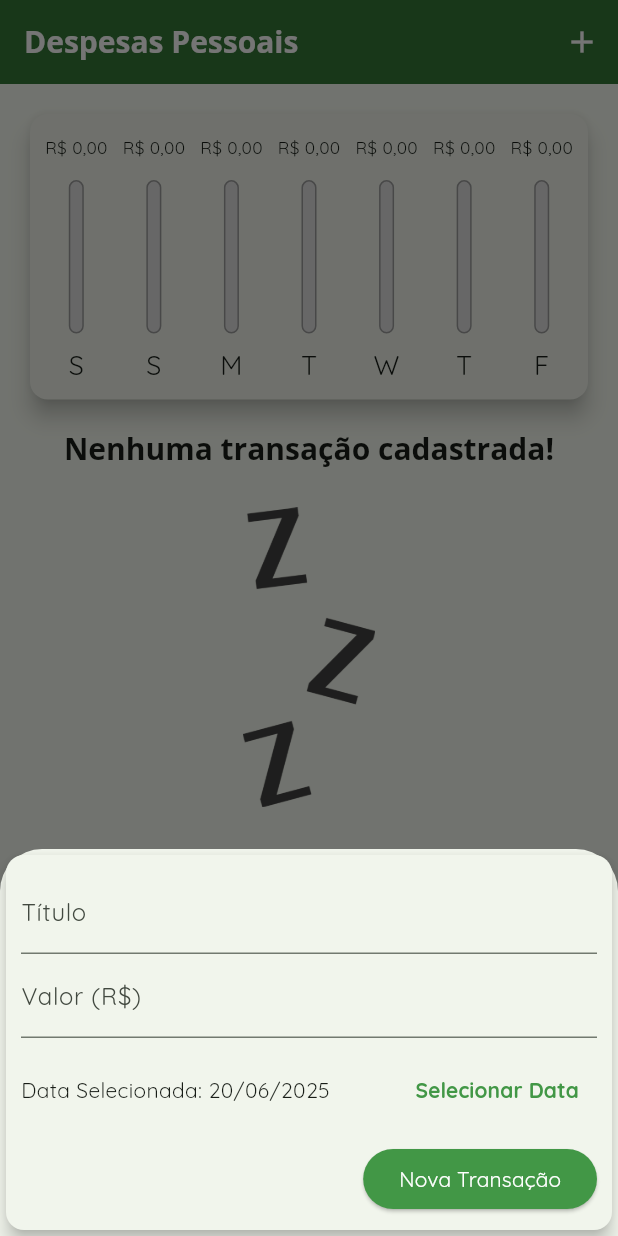
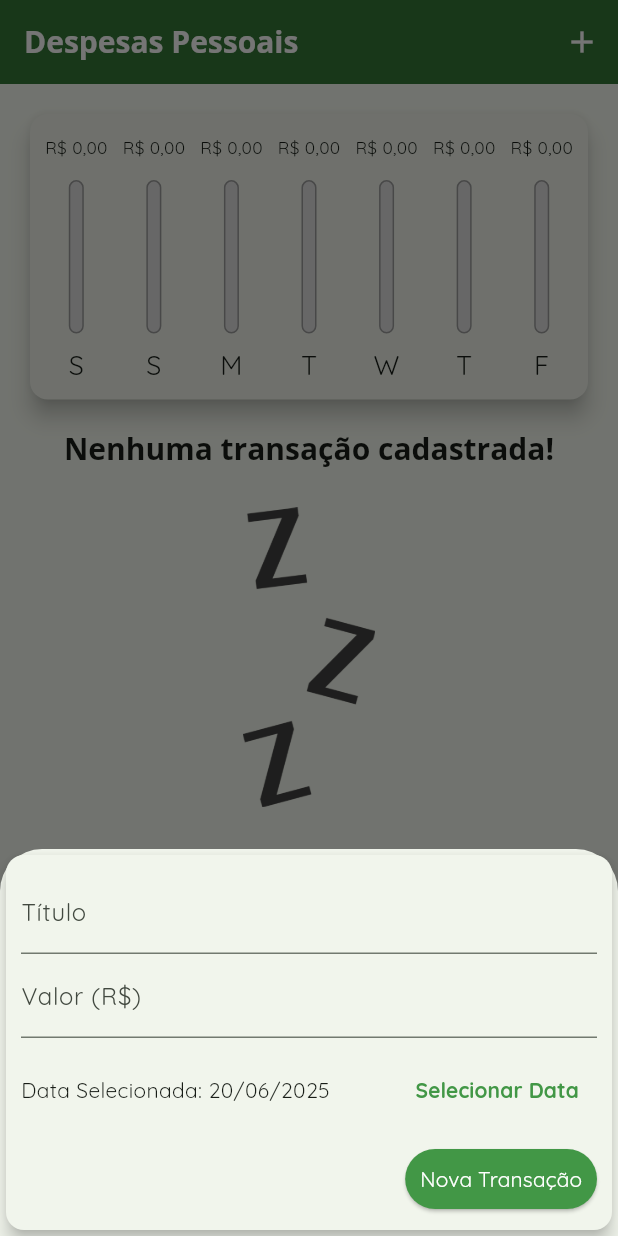
Before and after one commit to vinicius-benevides/flutter-expenses-manager, a Flutter app: the screen it shows after launch, after a tap on the "add" icon, on a phone screen of 412 x 824 dp. Run offline on Flutter 3.47's test engine with Material 3 defaults, Android fonts, the phone set to English and light mode, and no system bars.

Commit message:
feat: create adaptative form components for ios and android

```diff
--- /dev/null
+++ b/lib/components/adaptative/adaptative_button.dart
@@ -0,0 +1,38 @@
+import 'package:flutter/cupertino.dart';
+import 'package:flutter/material.dart';
+
+class AdaptativeButton extends StatelessWidget {
+  const AdaptativeButton({
+    super.key,
+    required this.label,
+    required this.onPressed,
+  });
+
+  final String label;
+  final void Function() onPressed;
+
+  @override
+  Widget build(BuildContext context) {
+    final text = Text(
+      label,
+      textAlign: TextAlign.right,
+      style: TextStyle(color: Theme.of(context).colorScheme.onPrimary),
+    );
+
+    return Theme.of(context).platform == TargetPlatform.iOS
+        ? CupertinoButton(
+            onPressed: onPressed,
+            color: Theme.of(context).primaryColor,
+            padding: const EdgeInsets.symmetric(horizontal: 10, vertical: 5),
+            child: text,
+          )
+        : ElevatedButton(
+            onPressed: onPressed,
+            style: ElevatedButton.styleFrom(
+              backgroundColor: Theme.of(context).colorScheme.primary,
+              padding: const EdgeInsets.symmetric(horizontal: 10, vertical: 5),
+            ),
+            child: text,
+          );
+  }
+}
--- /dev/null
+++ b/lib/components/adaptative/adaptative_date_picker.dart
@@ -0,0 +1,67 @@
+import 'package:flutter/cupertino.dart';
+import 'package:flutter/material.dart';
+import 'package:intl/intl.dart';
+
+class AdaptativeDatePicker extends StatelessWidget {
+  const AdaptativeDatePicker({
+    super.key,
+    this.selectedDate,
+    required this.onDateSelected,
+  });
+
+  final DateTime? selectedDate;
+  final void Function(DateTime) onDateSelected;
+
+  _showDatePicker(BuildContext context) {
+    showDatePicker(
+      context: context,
+      initialDate: DateTime.now(),
+      firstDate: DateTime(2025),
+      lastDate: DateTime.now(),
+    ).then((pickedDate) {
+      if (pickedDate == null) {
+        return;
+      }
+
+      onDateSelected(pickedDate);
+    });
+  }
+
+  @override
+  Widget build(BuildContext context) {
+    return Theme.of(context).platform == TargetPlatform.iOS
+        ? SizedBox(
+            height: 180,
+            child: CupertinoDatePicker(
+              mode: CupertinoDatePickerMode.date,
+              initialDateTime: DateTime.now(),
+              minimumDate: DateTime(2025),
+              maximumDate: DateTime.now(),
+              onDateTimeChanged: onDateSelected,
+            ),
+          )
+        : SizedBox(
+            height: 70,
+            child: Row(
+              mainAxisAlignment: MainAxisAlignment.spaceBetween,
+              children: [
+                Text(
+                  selectedDate == null
+                      ? 'Nenhuma data selecionada!'
+                      : 'Data Selecionada: ${DateFormat('dd/MM/yyyy').format(selectedDate!)}',
+                ),
+                TextButton(
+                  onPressed: () => _showDatePicker(context),
+                  child: Text(
+                    'Selecionar Data',
+                    style: TextStyle(
+                      color: Theme.of(context).colorScheme.primary,
+                      fontWeight: FontWeight.bold,
+                    ),
+                  ),
+                ),
+              ],
+            ),
+          );
+  }
+}
--- /dev/null
+++ b/lib/components/adaptative/adaptative_text_field.dart
@@ -0,0 +1,38 @@
+import 'package:flutter/cupertino.dart';
+import 'package:flutter/material.dart';
+
+class AdaptativeTextField extends StatelessWidget {
+  const AdaptativeTextField({
+    super.key,
+    required this.controller,
+    required this.onSubmitted,
+    this.keyboardType = TextInputType.text,
+    required this.label,
+  });
+
+  final TextEditingController controller;
+  final TextInputType keyboardType;
+  final Function(String) onSubmitted;
+  final String label;
+
+  @override
+  Widget build(BuildContext context) {
+    return Theme.of(context).platform == TargetPlatform.iOS
+        ? Padding(
+            padding: const EdgeInsets.only(bottom: 10),
+            child: CupertinoTextField(
+              controller: controller,
+              onSubmitted: onSubmitted,
+              keyboardType: keyboardType,
+              placeholder: label,
+              padding: const EdgeInsets.symmetric(horizontal: 6, vertical: 12),
+            ),
+          )
+        : TextField(
+            controller: controller,
+            onSubmitted: onSubmitted,
+            keyboardType: keyboardType,
+            decoration: InputDecoration(labelText: label),
+          );
+  }
+}
--- a/lib/components/transaction_form/transaction_form.dart
+++ b/lib/components/transaction_form/transaction_form.dart
@@ -1,5 +1,7 @@
+import 'package:expenses_manager/components/adaptative/adaptative_button.dart';
+import 'package:expenses_manager/components/adaptative/adaptative_date_picker.dart';
+import 'package:expenses_manager/components/adaptative/adaptative_text_field.dart';
 import 'package:flutter/material.dart';
-import 'package:intl/intl.dart';
 
 class TransactionForm extends StatefulWidget {
   const TransactionForm({super.key, required this.onSubmit});
@@ -26,22 +28,6 @@ class _TransactionFormState extends State<TransactionForm> {
     widget.onSubmit(title, value, _selectedDate!);
   }
 
-  _showDatePicker() {
-    showDatePicker(
-      context: context,
-      initialDate: DateTime.now(),
-      firstDate: DateTime(2025),
-      lastDate: DateTime.now(),
-    ).then((pickedDate) {
-      if (pickedDate == null) {
-        return;
-      }
-      setState(() {
-        _selectedDate = pickedDate;
-      });
-    });
-  }
-
   @override
   Widget build(BuildContext context) {
     return SingleChildScrollView(
@@ -56,55 +42,31 @@ class _TransactionFormState extends State<TransactionForm> {
           ),
           child: Column(
             children: [
-              TextField(
-                decoration: InputDecoration(labelText: 'Título'),
+              AdaptativeTextField(
+                label: 'Título',
                 controller: _titleController,
                 onSubmitted: (_) => _submitForm(),
               ),
-              TextField(
-                decoration: InputDecoration(labelText: 'Valor (R\$)'),
+              AdaptativeTextField(
+                label: 'Valor (R\$)',
                 controller: _valueController,
                 keyboardType: TextInputType.numberWithOptions(decimal: true),
                 onSubmitted: (_) => _submitForm(),
               ),
-              SizedBox(
-                height: 70,
-                child: Row(
-                  mainAxisAlignment: MainAxisAlignment.spaceBetween,
-                  children: [
-                    Text(
-                      _selectedDate == null
-                          ? 'Nenhuma data selecionada!'
-                          : 'Data Selecionada: ${DateFormat('dd/MM/yyyy').format(_selectedDate!)}',
-                    ),
-                    TextButton(
-                      onPressed: _showDatePicker,
-                      child: Text(
-                        'Selecionar Data',
-                        style: TextStyle(
-                          color: Theme.of(context).colorScheme.primary,
-                          fontWeight: FontWeight.bold,
-                        ),
-                      ),
-                    ),
-                  ],
-                ),
+              AdaptativeDatePicker(
+                selectedDate: _selectedDate,
+                onDateSelected: (DateTime date) {
+                  setState(() {
+                    _selectedDate = date;
+                  });
+                },
               ),
               Row(
                 mainAxisAlignment: MainAxisAlignment.end,
                 children: [
-                  ElevatedButton(
+                  AdaptativeButton(
                     onPressed: _submitForm,
-                    style: ElevatedButton.styleFrom(
-                      backgroundColor: Theme.of(context).colorScheme.primary,
-                    ),
-                    child: Text(
-                      'Nova Transação',
-                      textAlign: TextAlign.right,
-                      style: TextStyle(
-                        color: Theme.of(context).colorScheme.onPrimary,
-                      ),
-                    ),
+                    label: 'Nova Transação',
                   ),
                 ],
               ),
--- a/lib/main.dart
+++ b/lib/main.dart
@@ -137,7 +137,8 @@ class _HomePageState extends State<HomePage> {
             : appBar.preferredSize.height) -
         mediaQuery.padding.top;
 
-    final body = SingleChildScrollView(
+    final body = SafeArea(
+      child: SingleChildScrollView(
         child: Column(
           crossAxisAlignment: CrossAxisAlignment.stretch,
           children: [
@@ -156,6 +157,7 @@ class _HomePageState extends State<HomePage> {
               ),
           ],
         ),
+      ),
     );
 
     return isIOS
```
Lines whose indentation alone changed are shown as unchanged.
